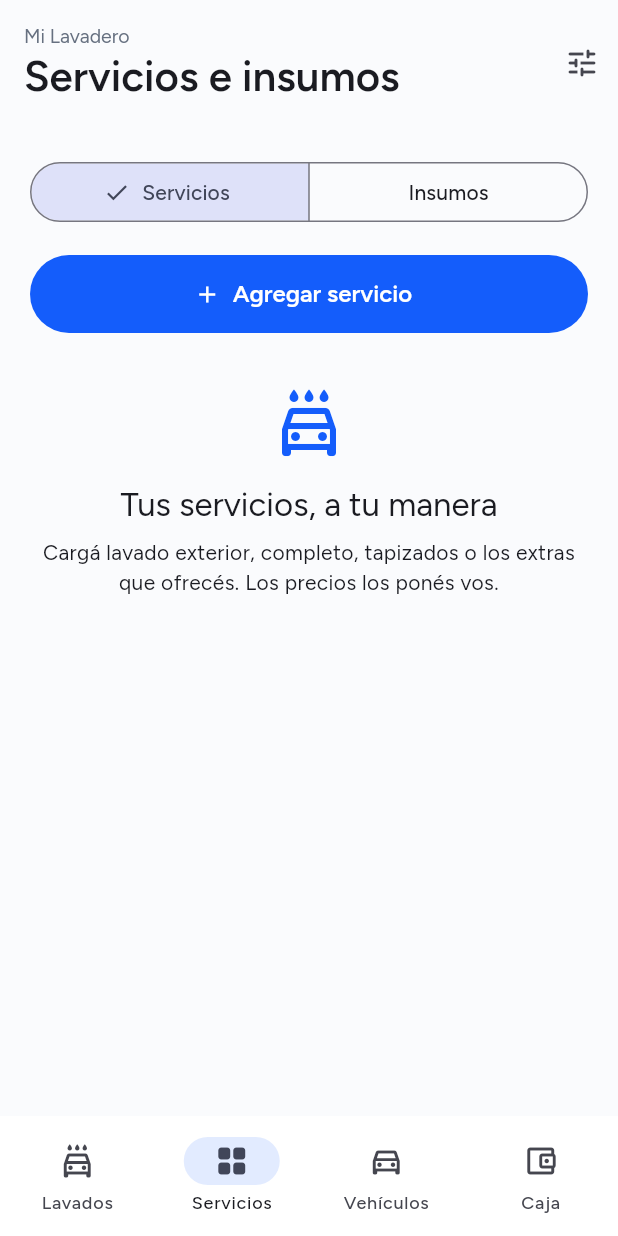
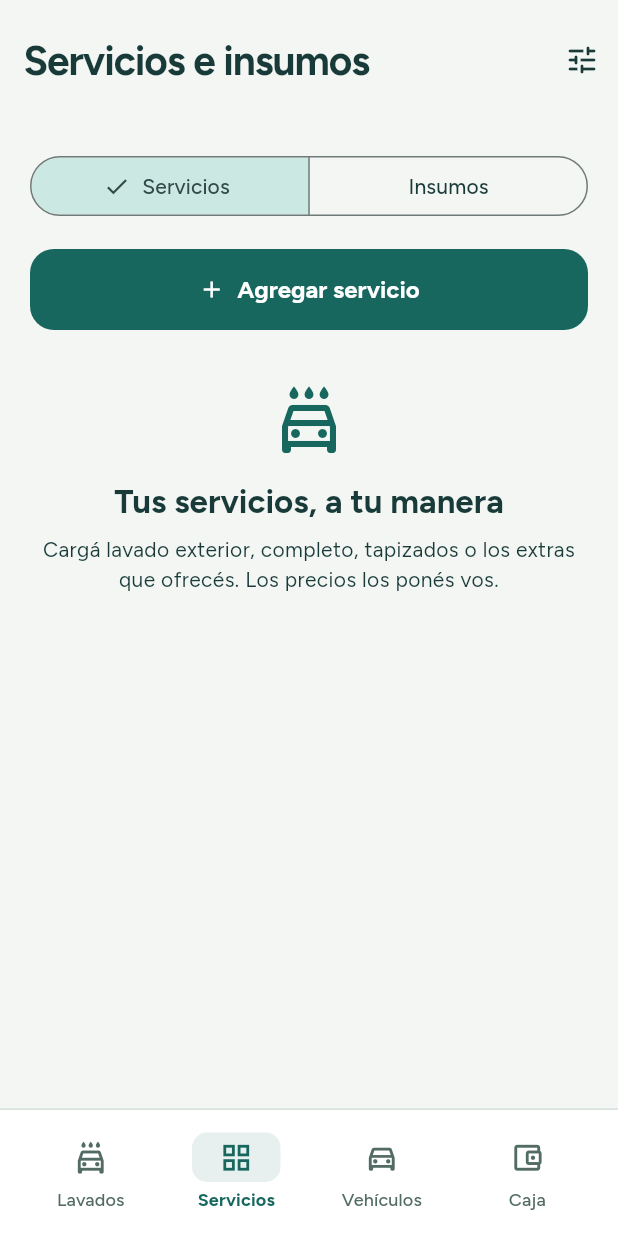
Before and after one commit to neaserisgod/mi-lavadero, a Flutter app: the screen it shows after launch, item 2 of the bottom bar chosen, after a tap on "Servicios", on a phone screen of 412 x 824 dp. Run offline on Flutter 3.47's test engine with Material 3 defaults, Android fonts, the phone set to English and light mode, and no system bars; our stand-ins replace drift, drift_flutter, file_picker, share_plus; accounts and stored records are empty; generated files the repository leaves out were written again.

Commit message:
Rediseñar Mi Lavadero con identidad propia y movimiento accesible

```diff
--- a/lib/main.dart
+++ b/lib/main.dart
@@ -4,6 +4,7 @@ import 'package:flutter_localizations/flutter_localizations.dart';
 import 'data/database.dart';
 import 'data/repositorio.dart';
 import 'ui/app.dart';
+import 'ui/diseno.dart';
 
 void main() {
   WidgetsFlutterBinding.ensureInitialized();
@@ -20,43 +21,7 @@ class LavaderoApp extends StatelessWidget {
     locale: const Locale('es', 'AR'),
     supportedLocales: const [Locale('es', 'AR')],
     localizationsDelegates: GlobalMaterialLocalizations.delegates,
-    theme: ThemeData(
-      useMaterial3: true,
-      fontFamily: 'Figtree',
-      scaffoldBackgroundColor: const Color(0xFFFAFBFD),
-      colorScheme: ColorScheme.fromSeed(
-        seedColor: const Color(0xFF145DFB),
-        primary: const Color(0xFF145DFB),
-        surface: const Color(0xFFFAFBFD),
-      ),
-      appBarTheme: const AppBarTheme(
-        backgroundColor: Color(0xFFFAFBFD),
-        surfaceTintColor: Colors.transparent,
-        centerTitle: false,
-      ),
-      inputDecorationTheme: InputDecorationTheme(
-        filled: true,
-        fillColor: const Color(0xFFF0F2F6),
-        border: OutlineInputBorder(
-          borderRadius: BorderRadius.circular(16),
-          borderSide: BorderSide.none,
-        ),
-      ),
-      filledButtonTheme: FilledButtonThemeData(
-        style: FilledButton.styleFrom(
-          minimumSize: const Size(0, 52),
-          textStyle: const TextStyle(
-            fontFamily: 'Figtree',
-            fontWeight: FontWeight.w600,
-            fontSize: 16,
-          ),
-        ),
-      ),
-      navigationBarTheme: const NavigationBarThemeData(
-        backgroundColor: Colors.white,
-        indicatorColor: Color(0xFFE2EBFF),
-      ),
-    ),
+    theme: tema(),
     home: InicioApp(repo: repo),
   );
 }
--- a/lib/ui/ajustes.dart
+++ b/lib/ui/ajustes.dart
@@ -202,7 +202,7 @@ class _PantallaAjustesState extends State<PantallaAjustes> {
       ),
       const SizedBox(height: 20),
       const Text(
-        'Mi Lavadero · 0.1.1\nApp personal, sin cuenta ni abono. No necesita internet para trabajar.',
+        'Mi Lavadero · 0.2.0\nApp personal, sin cuenta ni abono. No necesita internet para trabajar.',
       ),
     ],
     guardar: () async {
--- a/lib/ui/app.dart
+++ b/lib/ui/app.dart
@@ -8,6 +8,7 @@ import 'ajustes.dart';
 import 'caja.dart';
 import 'catalogo.dart';
 import 'comun.dart';
+import 'diseno.dart';
 import 'ordenes.dart';
 import 'vehiculos.dart';
 
@@ -47,7 +48,13 @@ class InicioApp extends StatefulWidget {
   State<InicioApp> createState() => _InicioAppState();
 }
 
-class _InicioAppState extends State<InicioApp> with WidgetsBindingObserver {
+class _InicioAppState extends State<InicioApp>
+    with WidgetsBindingObserver, SingleTickerProviderStateMixin {
+  late final AnimationController cambio = AnimationController(
+    vsync: this,
+    duration: const Duration(milliseconds: 220),
+    value: 1,
+  );
   DatosApp? datos;
   Object? error;
   int pestania = 0;
@@ -61,6 +68,7 @@ class _InicioAppState extends State<InicioApp> with WidgetsBindingObserver {
 
   @override
   void dispose() {
+    cambio.dispose();
     WidgetsBinding.instance.removeObserver(this);
     super.dispose();
   }
@@ -98,20 +106,15 @@ class _InicioAppState extends State<InicioApp> with WidgetsBindingObserver {
     final d = datos;
     return Scaffold(
       appBar: AppBar(
-        title: Column(
-          crossAxisAlignment: CrossAxisAlignment.start,
-          children: [
-            Text(
-              d?.ajustes.nombre ?? 'Mi Lavadero',
-              style: const TextStyle(fontSize: 13, color: Color(0xFF667080)),
+        title: Text(
+          ['Lavados', 'Servicios e insumos', 'Vehículos', 'Caja'][pestania],
+          style: const TextStyle(
+            fontSize: 27,
+            fontWeight: FontWeight.w700,
+            letterSpacing: -.7,
           ),
-            Text(
-              ['Lavados', 'Servicios e insumos', 'Vehículos', 'Caja'][pestania],
-              style: const TextStyle(fontSize: 28, fontWeight: FontWeight.w600),
         ),
-          ],
-        ),
-        toolbarHeight: 84,
+        toolbarHeight: 80,
         actions: [
           IconButton(
             tooltip: 'Ajustes y respaldos',
@@ -158,64 +161,78 @@ class _InicioAppState extends State<InicioApp> with WidgetsBindingObserver {
                       ],
                     ),
                   Expanded(
-                    child: switch (pestania) {
-                      0 => PantallaLavados(
+                    child: FadeTransition(
+                      opacity: CurvedAnimation(
+                        parent: cambio,
+                        curve: Curves.easeOutCubic,
+                      ),
+                      child: IndexedStack(
+                        index: pestania,
+                        children: [
+                          PantallaLavados(
                             datos: d,
                             abrir: abrir,
                             repo: widget.repo,
                           ),
-                      1 => PantallaCatalogo(
+                          PantallaCatalogo(
                             repo: widget.repo,
                             catalogo: d.catalogo,
                             abrir: abrir,
                           ),
-                      2 => PantallaVehiculos(
+                          PantallaVehiculos(
                             repo: widget.repo,
                             datos: d,
                             abrir: abrir,
                           ),
-                      _ => PantallaCaja(
+                          PantallaCaja(
                             repo: widget.repo,
                             cajas: d.cajas,
                             resumen: d.caja,
                             abrir: abrir,
                           ),
-                    },
+                        ],
+                      ),
+                    ),
                   ),
                 ],
               ),
       ),
-      floatingActionButton: d != null && pestania == 0
-          ? FloatingActionButton.extended(
-              onPressed: () =>
-                  abrir(NuevaOrden(repo: widget.repo, catalogo: d.catalogo)),
-              icon: const Icon(Icons.add),
-              label: const Text('Recibir vehículo'),
-            )
-          : null,
-      bottomNavigationBar: NavigationBar(
-        selectedIndex: pestania,
-        onDestinationSelected: (i) => setState(() => pestania = i),
-        destinations: const [
-          NavigationDestination(
-            icon: Icon(Icons.local_car_wash_outlined),
-            selectedIcon: Icon(Icons.local_car_wash),
-            label: 'Lavados',
+      bottomNavigationBar: Column(
+        mainAxisSize: MainAxisSize.min,
+        children: [
+          if (d != null && pestania == 0)
+            Container(
+              color: Colors.white,
+              padding: const EdgeInsets.fromLTRB(20, 10, 20, 10),
+              child: SizedBox(
+                width: double.infinity,
+                child: BotonAccion(
+                  'Recibir vehículo',
+                  () => abrir(
+                    NuevaOrden(repo: widget.repo, catalogo: d.catalogo),
                   ),
-          NavigationDestination(
-            icon: Icon(Icons.grid_view_outlined),
-            selectedIcon: Icon(Icons.grid_view_rounded),
-            label: 'Servicios',
+                  icono: Icons.add_rounded,
                 ),
-          NavigationDestination(
-            icon: Icon(Icons.directions_car_outlined),
-            selectedIcon: Icon(Icons.directions_car),
-            label: 'Vehículos',
               ),
-          NavigationDestination(
-            icon: Icon(Icons.account_balance_wallet_outlined),
-            selectedIcon: Icon(Icons.account_balance_wallet),
-            label: 'Caja',
+            ),
+          BarraPropia(
+            actual: pestania,
+            cambiar: (i) {
+              if (i == pestania) {
+                return;
+              }
+              setState(() => pestania = i);
+              if (!MediaQuery.disableAnimationsOf(context)) {
+                cambio.forward(from: .35);
+              }
+            },
+            nombres: const ['Lavados', 'Servicios', 'Vehículos', 'Caja'],
+            iconos: const [
+              Icons.local_car_wash_outlined,
+              Icons.grid_view_outlined,
+              Icons.directions_car_outlined,
+              Icons.account_balance_wallet_outlined,
+            ],
           ),
         ],
       ),
@@ -285,25 +302,29 @@ class _PantallaLavadosState extends State<PantallaLavados> {
       padding: const EdgeInsets.fromLTRB(20, 8, 20, 100),
       children: [
         Bloque(
-          color: const Color(0xFFE6EEFF),
+          color: const Color(0xFF183A38),
+          child: DefaultTextStyle.merge(
+            style: const TextStyle(color: Colors.white),
             child: Column(
               crossAxisAlignment: CrossAxisAlignment.stretch,
               children: [
-              const Text(
-                'HOY',
-                style: TextStyle(
-                  fontSize: 12,
-                  letterSpacing: 1.5,
+                Text(
+                  'Hoy en ${widget.datos.ajustes.nombre}',
+                  style: const TextStyle(
+                    fontSize: 21,
                     fontWeight: FontWeight.w700,
+                    color: Colors.white,
                   ),
                 ),
+                const SizedBox(height: 12),
                 Dato('Cobrado', formatearARS(cobradoHoy), grande: true),
                 Dato('Lavados terminados', '${terminadosHoy.length}'),
                 Dato(
-                'Margen estimado de esos lavados',
+                  'Margen estimado',
                   formatearARS(terminadosHoy.fold(0, (s, d) => s + d.margen)),
                 ),
               ],
+            ),
           ),
         ),
         TextField(
--- a/lib/ui/catalogo.dart
+++ b/lib/ui/catalogo.dart
@@ -6,6 +6,7 @@ import '../domain/dinero.dart';
 import '../domain/lavadero.dart';
 import '../domain/servicios.dart';
 import 'comun.dart';
+import 'diseno.dart';
 
 class Catalogo {
   Catalogo(
@@ -601,7 +602,14 @@ class _EditorServicioState extends State<EditorServicio> {
           icon: Icon(avanzado ? Icons.expand_less : Icons.expand_more),
           label: Text(avanzado ? 'Menos opciones' : 'Más opciones'),
         ),
-        if (avanzado) ...[
+        AnimatedSize(
+          duration: movimiento(context, 240),
+          curve: Curves.easeOutCubic,
+          alignment: Alignment.topCenter,
+          child: avanzado
+              ? Column(
+                  crossAxisAlignment: CrossAxisAlignment.stretch,
+                  children: [
                     SwitchListTile(
                       contentPadding: EdgeInsets.zero,
                       title: const Text('Precios diferentes por vehículo'),
@@ -629,7 +637,11 @@ class _EditorServicioState extends State<EditorServicio> {
                       const Text('Dejá vacío un vehículo que no atendés.'),
                       const SizedBox(height: 16),
                       for (final t in TipoVehiculo.values)
-              Campo('${t.etiqueta} (\$)', precios[t]!, numerico: true),
+                        Campo(
+                          '${t.etiqueta} (\$)',
+                          precios[t]!,
+                          numerico: true,
+                        ),
                     ],
                     Campo(
                       'Duración en minutos *',
@@ -682,7 +694,10 @@ class _EditorServicioState extends State<EditorServicio> {
                     Bloque(
                       child: Column(
                         children: [
-                Dato('Insumos por lavado', formatearARS(costo.insumosCentavos)),
+                          Dato(
+                            'Insumos por lavado',
+                            formatearARS(costo.insumosCentavos),
+                          ),
                           Dato(
                             'Mano de obra estimada',
                             formatearARS(costo.manoDeObraCentavos),
@@ -714,6 +729,9 @@ class _EditorServicioState extends State<EditorServicio> {
                         onChanged: (v) => setState(() => activo = v),
                       ),
                   ],
+                )
+              : const SizedBox(width: double.infinity),
+        ),
       ],
       guardar: () async {
         final min = int.tryParse(duracion.text);
--- a/lib/ui/comun.dart
+++ b/lib/ui/comun.dart
@@ -1,6 +1,7 @@
 import 'package:flutter/material.dart';
 
 import '../domain/dinero.dart';
+import 'diseno.dart';
 
 String fechaHora(DateTime fecha) =>
     '${fecha.day.toString().padLeft(2, '0')}/${fecha.month.toString().padLeft(2, '0')}/${fecha.year} · ${fecha.hour.toString().padLeft(2, '0')}:${fecha.minute.toString().padLeft(2, '0')}';
@@ -60,8 +61,19 @@ class BotonAccion extends StatefulWidget {
 
 class _BotonAccionState extends State<BotonAccion> {
   bool ocupado = false;
+  bool presionado = false;
   @override
-  Widget build(BuildContext context) => FilledButton.icon(
+  Widget build(BuildContext context) => Listener(
+    onPointerDown: (_) {
+      if (!ocupado && widget.accion != null) setState(() => presionado = true);
+    },
+    onPointerUp: (_) => setState(() => presionado = false),
+    onPointerCancel: (_) => setState(() => presionado = false),
+    child: AnimatedScale(
+      scale: presionado ? .975 : 1,
+      duration: movimiento(context, 130),
+      curve: Curves.easeOutCubic,
+      child: FilledButton.icon(
         onPressed: ocupado || widget.accion == null
             ? null
             : () async {
@@ -81,6 +93,8 @@ class _BotonAccionState extends State<BotonAccion> {
               )
             : Icon(widget.icono ?? Icons.check_rounded),
         label: Text(ocupado ? 'Guardando…' : widget.texto),
+      ),
+    ),
   );
 }
 
@@ -169,14 +183,17 @@ class Bloque extends StatelessWidget {
   final Widget child;
   final Color? color;
   @override
-  Widget build(BuildContext context) => Container(
-    margin: const EdgeInsets.only(bottom: 12),
-    padding: const EdgeInsets.all(18),
-    decoration: BoxDecoration(
-      color: color ?? const Color(0xFFF0F2F6),
-      borderRadius: BorderRadius.circular(24),
+  Widget build(BuildContext context) => Padding(
+    padding: const EdgeInsets.only(bottom: 12),
+    child: Material(
+      color: color ?? Colors.white,
+      shape: RoundedRectangleBorder(
+        borderRadius: BorderRadius.circular(18),
+        side: const BorderSide(color: borde),
       ),
-    child: child,
+      clipBehavior: Clip.antiAlias,
+      child: Padding(padding: const EdgeInsets.all(18), child: child),
+    ),
   );
 }
 
--- /dev/null
+++ b/lib/ui/diseno.dart
@@ -0,0 +1,262 @@
+import 'package:flutter/material.dart';
+
+const tinta = Color(0xFF183A38),
+    acento = Color(0xFF17675F),
+    fondo = Color(0xFFF3F6F3),
+    borde = Color(0xFFD5E1DC),
+    tenue = Color(0xFF526B64);
+Duration movimiento(BuildContext context, [int ms = 220]) =>
+    MediaQuery.disableAnimationsOf(context)
+    ? Duration.zero
+    : Duration(milliseconds: ms);
+ThemeData tema({Color principal = acento}) => ThemeData(
+  useMaterial3: true,
+  fontFamily: 'Figtree',
+  scaffoldBackgroundColor: fondo,
+  colorScheme: ColorScheme.fromSeed(
+    seedColor: principal,
+    primary: principal,
+    onPrimary: Colors.white,
+    surface: Colors.white,
+    onSurface: tinta,
+    error: const Color(0xFFAA3246),
+  ),
+  textTheme: const TextTheme(
+    headlineLarge: TextStyle(
+      fontSize: 34,
+      fontWeight: FontWeight.w700,
+      letterSpacing: -1.1,
+      color: tinta,
+    ),
+    headlineSmall: TextStyle(
+      fontSize: 26,
+      fontWeight: FontWeight.w700,
+      letterSpacing: -.6,
+      color: tinta,
+    ),
+    titleLarge: TextStyle(
+      fontSize: 22,
+      fontWeight: FontWeight.w700,
+      color: tinta,
+    ),
+    titleMedium: TextStyle(
+      fontSize: 17,
+      fontWeight: FontWeight.w600,
+      color: tinta,
+    ),
+    bodyLarge: TextStyle(fontSize: 16, height: 1.4, color: tinta),
+    bodyMedium: TextStyle(fontSize: 14, height: 1.4, color: tinta),
+    bodySmall: TextStyle(fontSize: 12, height: 1.4, color: tenue),
+  ),
+  appBarTheme: const AppBarTheme(
+    backgroundColor: fondo,
+    surfaceTintColor: Colors.transparent,
+    foregroundColor: tinta,
+    centerTitle: false,
+    toolbarHeight: 72,
+    titleTextStyle: TextStyle(
+      fontFamily: 'Figtree',
+      fontWeight: FontWeight.w700,
+      fontSize: 23,
+      color: tinta,
+    ),
+  ),
+  inputDecorationTheme: InputDecorationTheme(
+    filled: true,
+    fillColor: Colors.white,
+    contentPadding: const EdgeInsets.symmetric(horizontal: 18, vertical: 18),
+    labelStyle: const TextStyle(color: tenue),
+    border: OutlineInputBorder(
+      borderRadius: BorderRadius.circular(14),
+      borderSide: const BorderSide(color: borde),
+    ),
+    enabledBorder: OutlineInputBorder(
+      borderRadius: BorderRadius.circular(14),
+      borderSide: const BorderSide(color: borde),
+    ),
+    focusedBorder: OutlineInputBorder(
+      borderRadius: BorderRadius.circular(14),
+      borderSide: BorderSide(color: principal, width: 2),
+    ),
+  ),
+  filledButtonTheme: FilledButtonThemeData(
+    style: FilledButton.styleFrom(
+      minimumSize: const Size(48, 54),
+      padding: const EdgeInsets.symmetric(horizontal: 20, vertical: 14),
+      shape: RoundedRectangleBorder(borderRadius: BorderRadius.circular(16)),
+      textStyle: const TextStyle(
+        fontFamily: 'Figtree',
+        fontSize: 16,
+        fontWeight: FontWeight.w700,
+      ),
+    ),
+  ),
+  outlinedButtonTheme: OutlinedButtonThemeData(
+    style: OutlinedButton.styleFrom(
+      minimumSize: const Size(48, 50),
+      side: const BorderSide(color: borde),
+      shape: RoundedRectangleBorder(borderRadius: BorderRadius.circular(14)),
+    ),
+  ),
+  textButtonTheme: TextButtonThemeData(
+    style: TextButton.styleFrom(minimumSize: const Size(48, 48)),
+  ),
+  iconButtonTheme: IconButtonThemeData(
+    style: IconButton.styleFrom(minimumSize: const Size(48, 48)),
+  ),
+  chipTheme: ChipThemeData(
+    backgroundColor: const Color(0xFFE2EFE8),
+    selectedColor: principal,
+    labelStyle: const TextStyle(
+      fontFamily: 'Figtree',
+      fontSize: 14,
+      color: tinta,
+      fontWeight: FontWeight.w600,
+    ),
+    secondaryLabelStyle: const TextStyle(
+      fontFamily: 'Figtree',
+      fontSize: 14,
+      color: Colors.white,
+      fontWeight: FontWeight.w600,
+    ),
+    checkmarkColor: Colors.white,
+    side: BorderSide.none,
+    shape: RoundedRectangleBorder(borderRadius: BorderRadius.circular(10)),
+    padding: const EdgeInsets.symmetric(horizontal: 6, vertical: 4),
+  ),
+  dividerTheme: const DividerThemeData(color: borde, space: 24),
+  snackBarTheme: SnackBarThemeData(
+    behavior: SnackBarBehavior.floating,
+    backgroundColor: tinta,
+    shape: RoundedRectangleBorder(borderRadius: BorderRadius.circular(14)),
+  ),
+  dialogTheme: DialogThemeData(
+    backgroundColor: Colors.white,
+    shape: RoundedRectangleBorder(borderRadius: BorderRadius.circular(24)),
+  ),
+  floatingActionButtonTheme: FloatingActionButtonThemeData(
+    backgroundColor: principal,
+    foregroundColor: Colors.white,
+    elevation: 4,
+    shape: RoundedRectangleBorder(borderRadius: BorderRadius.circular(18)),
+  ),
+  pageTransitionsTheme: const PageTransitionsTheme(
+    builders: {
+      TargetPlatform.android: Transicion(),
+      TargetPlatform.iOS: Transicion(),
+      TargetPlatform.linux: Transicion(),
+      TargetPlatform.macOS: Transicion(),
+      TargetPlatform.windows: Transicion(),
+    },
+  ),
+);
+
+class Transicion extends PageTransitionsBuilder {
+  const Transicion();
+  @override
+  Widget buildTransitions<T>(
+    PageRoute<T> route,
+    BuildContext context,
+    Animation<double> animation,
+    Animation<double> secondaryAnimation,
+    Widget child,
+  ) {
+    if (MediaQuery.disableAnimationsOf(context)) return child;
+    final curva = CurvedAnimation(
+      parent: animation,
+      curve: Curves.easeOutCubic,
+      reverseCurve: Curves.easeInCubic,
+    );
+    return FadeTransition(
+      opacity: curva,
+      child: SlideTransition(
+        position: Tween(
+          begin: const Offset(.045, 0),
+          end: Offset.zero,
+        ).animate(curva),
+        child: child,
+      ),
+    );
+  }
+}
+
+class BarraPropia extends StatelessWidget {
+  const BarraPropia({
+    super.key,
+    required this.actual,
+    required this.nombres,
+    required this.iconos,
+    required this.cambiar,
+  });
+  final int actual;
+  final List<String> nombres;
+  final List<IconData> iconos;
+  final ValueChanged<int> cambiar;
+  @override
+  Widget build(BuildContext context) => DecoratedBox(
+    decoration: const BoxDecoration(
+      color: Colors.white,
+      border: Border(top: BorderSide(color: borde)),
+    ),
+    child: SafeArea(
+      top: false,
+      child: Padding(
+        padding: const EdgeInsets.fromLTRB(12, 8, 12, 8),
+        child: Row(
+          children: List.generate(
+            nombres.length,
+            (i) => Expanded(
+              child: Semantics(
+                selected: actual == i,
+                child: TextButton(
+                  onPressed: () => cambiar(i),
+                  style: TextButton.styleFrom(
+                    padding: const EdgeInsets.symmetric(
+                      vertical: 8,
+                      horizontal: 2,
+                    ),
+                    foregroundColor: actual == i
+                        ? Theme.of(context).colorScheme.primary
+                        : tenue,
+                  ),
+                  child: Column(
+                    mainAxisSize: MainAxisSize.min,
+                    children: [
+                      AnimatedContainer(
+                        duration: movimiento(context, 180),
+                        curve: Curves.easeOutCubic,
+                        padding: const EdgeInsets.symmetric(
+                          horizontal: 18,
+                          vertical: 5,
+                        ),
+                        decoration: BoxDecoration(
+                          color: actual == i
+                              ? Theme.of(
+                                  context,
+                                ).colorScheme.primary.withValues(alpha: .1)
+                              : Colors.transparent,
+                          borderRadius: BorderRadius.circular(10),
+                        ),
+                        child: Icon(iconos[i], size: 23),
+                      ),
+                      const SizedBox(height: 3),
+                      Text(
+                        nombres[i],
+                        style: TextStyle(
+                          fontSize: 12,
+                          fontWeight: actual == i
+                              ? FontWeight.w700
+                              : FontWeight.w500,
+                        ),
+                      ),
+                    ],
+                  ),
+                ),
+              ),
+            ),
+          ),
+        ),
+      ),
+    ),
+  );
+}
--- a/lib/ui/ordenes.dart
+++ b/lib/ui/ordenes.dart
@@ -7,6 +7,7 @@ import '../domain/dinero.dart';
 import '../domain/lavadero.dart';
 import 'catalogo.dart';
 import 'comun.dart';
+import 'diseno.dart';
 
 Future<DateTime?> elegirFecha(BuildContext context, DateTime? actual) async {
   final ahora = DateTime.now();
@@ -37,10 +38,14 @@ class OrdenTarjeta extends StatelessWidget {
     return Padding(
       padding: const EdgeInsets.only(bottom: 12),
       child: Material(
-        color: const Color(0xFFF0F2F6),
-        borderRadius: BorderRadius.circular(24),
+        color: Colors.white,
+        shape: RoundedRectangleBorder(
+          borderRadius: BorderRadius.circular(18),
+          side: const BorderSide(color: borde),
+        ),
+        clipBehavior: Clip.antiAlias,
         child: InkWell(
-          borderRadius: BorderRadius.circular(24),
+          borderRadius: BorderRadius.circular(18),
           onTap: onTap,
           child: Padding(
             padding: const EdgeInsets.all(18),
@@ -60,7 +65,7 @@ class OrdenTarjeta extends StatelessWidget {
                     ),
                     Text(
                       '#${o.id}',
-                      style: const TextStyle(color: Color(0xFF6A7282)),
+                      style: const TextStyle(color: Color(0xFF526B64)),
                     ),
                   ],
                 ),
--- a/pubspec.yaml
+++ b/pubspec.yaml
@@ -1,7 +1,7 @@
 name: mi_lavadero
 description: Gestión personal de un lavadero de autos, sin cuenta ni conexión obligatoria.
 publish_to: none
-version: 0.1.1+2
+version: 0.2.0+3
 environment:
   sdk: ^3.12.2
 dependencies:
```
Also changed, not shown: 2 other files. Lines whose indentation alone changed are shown as unchanged.
